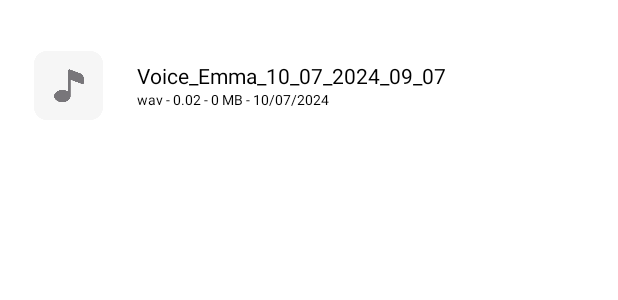
After one commit to votaminh/new_voice_changer, an Android app: the layout item_audio.xml on its own in the app's theme, with its tools: preview values and no code run, on a phone screen of 412 x 824 dp. The commit adds this screen. Shown: the top 300 px of the screen. Run offline under Robolectric (Android 15) with nearby library versions, the phone set to English and light mode, and no system bars.

Commit message:
ui audio import

```diff
--- a/app/src/main/res/layout/activity_main.xml
+++ b/app/src/main/res/layout/activity_main.xml
@@ -126,8 +126,8 @@
                 </LinearLayout>
             </RelativeLayout>
 
-
             <RelativeLayout
+                android:id="@+id/importFile"
                 android:layout_width="0dp"
                 android:layout_height="wrap_content"
                 android:layout_weight="1"
--- /dev/null
+++ b/app/src/main/res/layout/item_audio.xml
@@ -0,0 +1,43 @@
+<?xml version="1.0" encoding="utf-8"?>
+<LinearLayout xmlns:android="http://schemas.android.com/apk/res/android"
+    android:layout_width="match_parent"
+    android:layout_height="wrap_content"
+    android:orientation="horizontal"
+    android:layout_marginTop="@dimen/size30"
+    >
+
+    <ImageView
+        android:layout_width="@dimen/size40"
+        android:layout_height="@dimen/size40"
+        android:src="@drawable/ic_audio"
+        android:layout_marginHorizontal="@dimen/size20"
+        />
+
+    <LinearLayout
+        android:layout_width="match_parent"
+        android:layout_height="wrap_content"
+        android:orientation="vertical"
+        android:layout_gravity="center_vertical"
+        >
+
+        <TextView
+            android:id="@+id/tvName"
+            android:layout_width="wrap_content"
+            android:layout_height="wrap_content"
+            android:text="Voice_Emma_10_07_2024_09_07"
+            android:textColor="@color/black"
+            android:textSize="@dimen/size12"
+            />
+
+        <TextView
+            android:id="@+id/tvTime"
+            android:layout_width="wrap_content"
+            android:layout_height="wrap_content"
+            android:text="wav - 0.02 - 0 MB - 10/07/2024"
+            android:textColor="@color/black"
+            android:textSize="@dimen/size8"
+            />
+
+    </LinearLayout>
+
+</LinearLayout>
--- a/app/src/main/res/values/colors.xml
+++ b/app/src/main/res/values/colors.xml
@@ -8,5 +8,5 @@
     <color name="red">#FF564A</color>
     <color name="gray">#949494</color>
     <color name="app_main">#8450bd</color>
-    <color name="app_bg_dark">#F6F4F6</color>
+    <color name="app_bg_dark">#fffbff</color>
 </resources>
```
Also changed, not shown: app/src/main/AndroidManifest.xml (+9 -1 lines), app/src/main/java/com/msc/voice_chager/component/home/HomeActivity.kt (+19 -0 lines), app/src/main/java/com/msc/voice_chager/component/import_file/AudioAdapter.kt (added, +24 -0 lines), app/src/main/java/com/msc/voice_chager/component/import_file/ImportFileActivity.kt (added, +52 -0 lines), app/src/main/java/com/msc/voice_chager/component/import_file/ImportFileViewModel.kt (added, +24 -0 lines), app/src/main/java/com/msc/voice_chager/domain/layer/Audio.kt (added, +7 -0 lines), app/src/main/java/com/msc/voice_chager/domain/usecase/GetAllAudioUseCase.kt (added, +16 -0 lines), app/src/main/java/com/msc/voice_chager/utils/AppEx.kt (+8 -0 lines), app/src/main/java/com/msc/voice_chager/utils/AudioManager.kt (added, +45 -0 lines), app/src/main/java/com/msc/voice_chager/utils/PermissionUtils.kt (+26 -0 lines), app/src/main/res/layout/activity_import_file.xml (added, +34 -0 lines), app/src/main/res/drawable/ic_audio.png (added).
